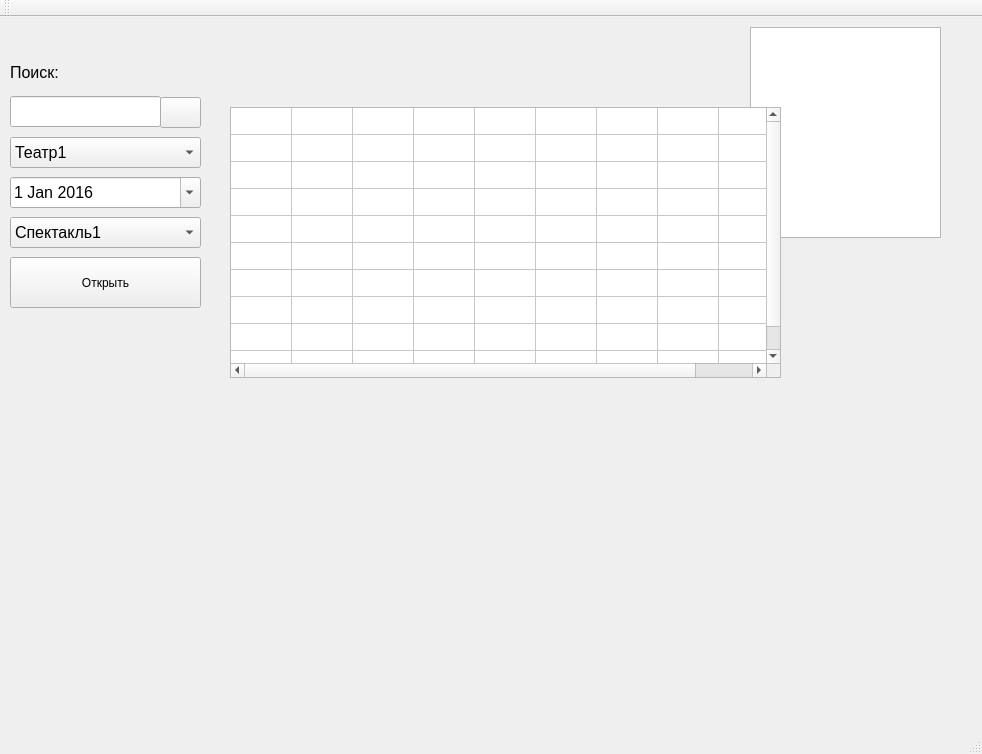
Above: VTeatre/mainwindow.ui from sashaserg/Cursovaya before the change. Below: the same form after it.
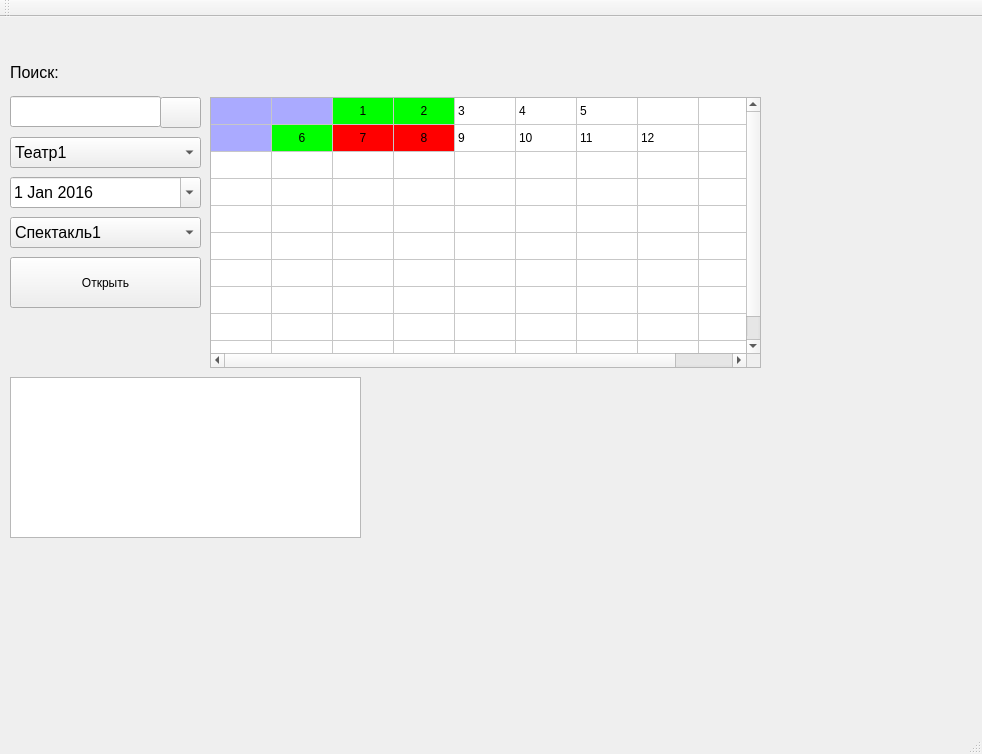
That is the form after the change.

```diff
--- a/VTeatre/mainwindow.ui
+++ b/VTeatre/mainwindow.ui
@@ -17,10 +17,10 @@
    <widget class="QGraphicsView" name="graphicsView">
     <property name="geometry">
      <rect>
-      <x>750</x>
-      <y>10</y>
-      <width>191</width>
-      <height>211</height>
+      <x>10</x>
+      <y>360</y>
+      <width>351</width>
+      <height>161</height>
      </rect>
     </property>
    </widget>
@@ -164,8 +164,8 @@
    <widget class="QTableWidget" name="tableWidget">
     <property name="geometry">
      <rect>
-      <x>230</x>
-      <y>90</y>
+      <x>210</x>
+      <y>80</y>
       <width>551</width>
       <height>271</height>
      </rect>
@@ -283,6 +283,168 @@
       <string>Новый столбец</string>
      </property>
     </column>
+    <item row="0" column="0">
+     <property name="text">
+      <string/>
+     </property>
+     <property name="background">
+      <brush brushstyle="SolidPattern">
+       <color alpha="255">
+        <red>170</red>
+        <green>170</green>
+        <blue>255</blue>
+       </color>
+      </brush>
+     </property>
+    </item>
+    <item row="0" column="1">
+     <property name="text">
+      <string/>
+     </property>
+     <property name="background">
+      <brush brushstyle="SolidPattern">
+       <color alpha="255">
+        <red>170</red>
+        <green>170</green>
+        <blue>255</blue>
+       </color>
+      </brush>
+     </property>
+    </item>
+    <item row="0" column="2">
+     <property name="text">
+      <string>1</string>
+     </property>
+     <property name="textAlignment">
+      <set>AlignHCenter|AlignVCenter|AlignCenter</set>
+     </property>
+     <property name="background">
+      <brush brushstyle="SolidPattern">
+       <color alpha="255">
+        <red>0</red>
+        <green>255</green>
+        <blue>0</blue>
+       </color>
+      </brush>
+     </property>
+    </item>
+    <item row="0" column="3">
+     <property name="text">
+      <string>2</string>
+     </property>
+     <property name="textAlignment">
+      <set>AlignHCenter|AlignVCenter|AlignCenter</set>
+     </property>
+     <property name="background">
+      <brush brushstyle="SolidPattern">
+       <color alpha="255">
+        <red>0</red>
+        <green>255</green>
+        <blue>0</blue>
+       </color>
+      </brush>
+     </property>
+    </item>
+    <item row="0" column="4">
+     <property name="text">
+      <string>3</string>
+     </property>
+    </item>
+    <item row="0" column="5">
+     <property name="text">
+      <string>4</string>
+     </property>
+    </item>
+    <item row="0" column="6">
+     <property name="text">
+      <string>5</string>
+     </property>
+    </item>
+    <item row="1" column="0">
+     <property name="text">
+      <string/>
+     </property>
+     <property name="background">
+      <brush brushstyle="SolidPattern">
+       <color alpha="255">
+        <red>170</red>
+        <green>170</green>
+        <blue>255</blue>
+       </color>
+      </brush>
+     </property>
+    </item>
+    <item row="1" column="1">
+     <property name="text">
+      <string>6</string>
+     </property>
+     <property name="textAlignment">
+      <set>AlignHCenter|AlignVCenter|AlignCenter</set>
+     </property>
+     <property name="background">
+      <brush brushstyle="SolidPattern">
+       <color alpha="255">
+        <red>0</red>
+        <green>255</green>
+        <blue>0</blue>
+       </color>
+      </brush>
+     </property>
+    </item>
+    <item row="1" column="2">
+     <property name="text">
+      <string>7</string>
+     </property>
+     <property name="textAlignment">
+      <set>AlignHCenter|AlignVCenter|AlignCenter</set>
+     </property>
+     <property name="background">
+      <brush brushstyle="SolidPattern">
+       <color alpha="255">
+        <red>255</red>
+        <green>0</green>
+        <blue>0</blue>
+       </color>
+      </brush>
+     </property>
+    </item>
+    <item row="1" column="3">
+     <property name="text">
+      <string>8</string>
+     </property>
+     <property name="textAlignment">
+      <set>AlignHCenter|AlignVCenter|AlignCenter</set>
+     </property>
+     <property name="background">
+      <brush brushstyle="SolidPattern">
+       <color alpha="255">
+        <red>255</red>
+        <green>0</green>
+        <blue>0</blue>
+       </color>
+      </brush>
+     </property>
+    </item>
+    <item row="1" column="4">
+     <property name="text">
+      <string>9</string>
+     </property>
+    </item>
+    <item row="1" column="5">
+     <property name="text">
+      <string>10</string>
+     </property>
+    </item>
+    <item row="1" column="6">
+     <property name="text">
+      <string>11</string>
+     </property>
+    </item>
+    <item row="1" column="7">
+     <property name="text">
+      <string>12</string>
+     </property>
+    </item>
    </widget>
   </widget>
   <widget class="QMenuBar" name="menuBar">
```
Left out of the diff: 3 changed lines with no effect on the pictures.
